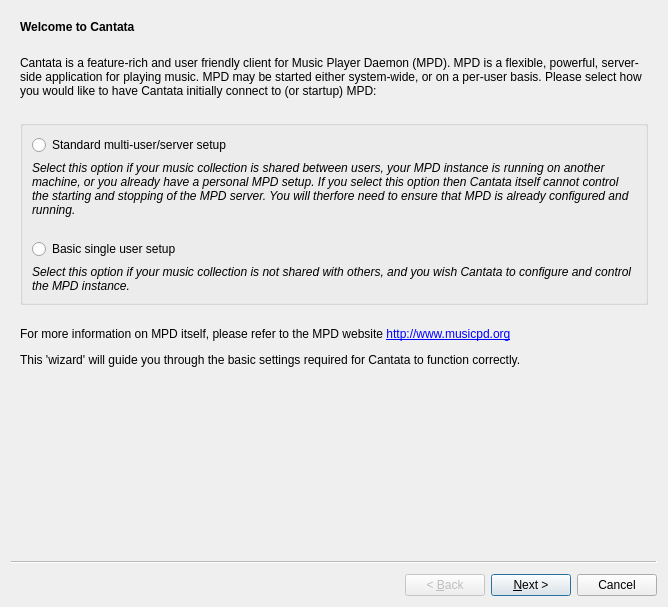
The window that gui/initialsettingswizard.ui (CDrummond/cantata) describes before a commit, drawn with Qt 5.
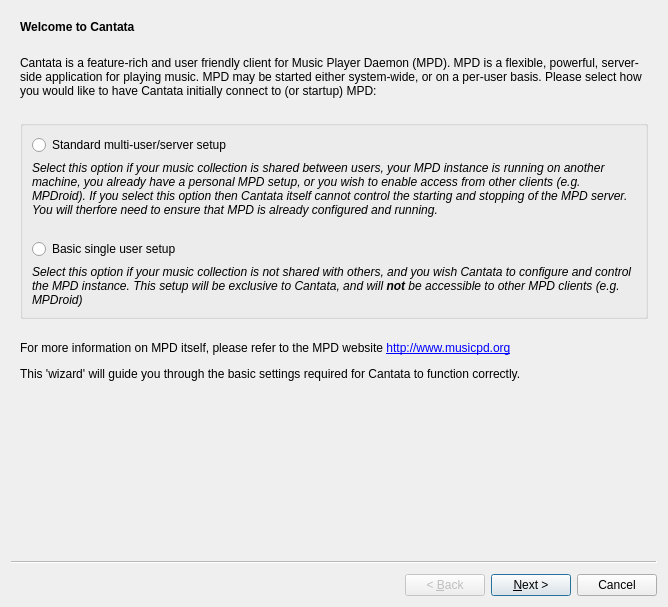
The same window after the commit. The open tabs and pages were chosen to show the change. Custom widgets are drawn as their Qt base class.

```diff
--- a/gui/initialsettingswizard.ui
+++ b/gui/initialsettingswizard.ui
@@ -185,7 +185,7 @@
               </sizepolicy>
              </property>
              <property name="text">
-              <string>&lt;i&gt;Select this option if your music collection is shared between users, your MPD instance is running on another machine, or you already have a personal MPD setup. If you select this option then Cantata itself cannot control the starting and stopping of the MPD server. You will therfore need to ensure that MPD is already configured and running.&lt;/i&gt;</string>
+              <string>&lt;i&gt;Select this option if your music collection is shared between users, your MPD instance is running on another machine, you already have a personal MPD setup, or you wish to enable access from other clients (e.g. MPDroid). If you select this option then Cantata itself cannot control the starting and stopping of the MPD server. You will therfore need to ensure that MPD is already configured and running.&lt;/i&gt;</string>
              </property>
              <property name="alignment">
               <set>Qt::AlignLeading|Qt::AlignLeft|Qt::AlignTop</set>
@@ -230,7 +230,7 @@
               </sizepolicy>
              </property>
              <property name="text">
-              <string>&lt;i&gt;Select this option if your music collection is not shared with others, and you wish Cantata to configure and control the MPD instance.&lt;/i&gt;</string>
+              <string>&lt;i&gt;Select this option if your music collection is not shared with others, and you wish Cantata to configure and control the MPD instance. This setup will be exclusive to Cantata, and will &lt;b&gt;not&lt;/b&gt; be accessible to other MPD clients (e.g. MPDroid)&lt;/i&gt;</string>
              </property>
              <property name="alignment">
               <set>Qt::AlignLeading|Qt::AlignLeft|Qt::AlignTop</set>
```
